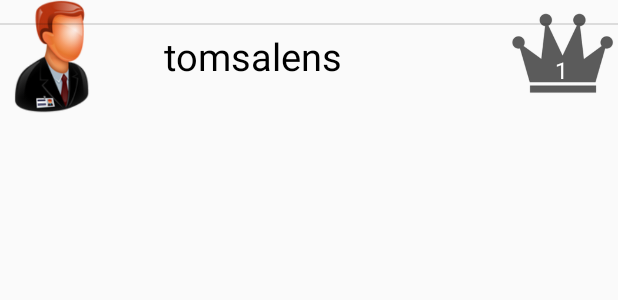
After one commit to tomandfelix/MyApplication, an Android app: the layout list_item_open_challenge.xml on its own in the app's theme, with its tools: preview values and no code run, on a phone screen of 412 x 824 dp. The commit adds this screen. Shown: the top 300 px of the screen. Run offline under Robolectric (Android 15) with nearby library versions, the phone set to English and light mode, and no system bars; network calls fail.

Commit message:
open challenge activity added with listview of oponents, description of challenge, and 2 buttons to start or decline the challenge

```diff
--- a/app/src/main/java/com/tomandfelix/stapp2/activity/ProfileView.java
+++ b/app/src/main/java/com/tomandfelix/stapp2/activity/ProfileView.java
@@ -288,7 +288,6 @@ public class ProfileView extends DrawerActivity {
 
     public void onPauseResume(View view) {
         if(pauseButton.getText().equals(PAUSE)) {
-            Log.e("onPauseResume", pauseButton.getText());
             app.getService().disconnectShimmer();
         } else {
             String sensor = DatabaseHelper.getInstance().getSensor();
--- /dev/null
+++ b/app/src/main/res/layout/list_item_open_challenge.xml
@@ -0,0 +1,56 @@
+<RelativeLayout  xmlns:android="http://schemas.android.com/apk/res/android"
+    android:layout_width="match_parent"
+    android:layout_height="wrap_content"
+    android:animateLayoutChanges="true" >
+
+    <ImageView
+        android:id="@+id/open_challenge_avatar"
+        android:layout_alignParentTop="true"
+        android:layout_alignParentLeft="true"
+        android:layout_width="75dp"
+        android:layout_height="75dp"
+        android:src="@drawable/avatar_manager_128"/>
+
+    <ImageView
+        android:id="@+id/challenger_rank_icon"
+        android:layout_alignParentTop="true"
+        android:layout_alignParentRight="true"
+        android:layout_width="75dp"
+        android:layout_height="75dp"
+        android:src="@drawable/icon_leaderboard"/>
+
+    <TextView
+        android:id="@+id/open_challenge_rank"
+        android:layout_width="wrap_content"
+        android:layout_height="wrap_content"
+        android:layout_alignLeft="@id/challenger_rank_icon"
+        android:layout_alignRight="@id/challenger_rank_icon"
+        android:layout_alignTop="@id/challenger_rank_icon"
+        android:layout_alignBottom="@id/challenger_rank_icon"
+        android:textSize="15sp"
+        android:textColor="@color/background"
+        android:layout_marginTop="18dp"
+        android:gravity="center"
+        android:text="1"/>
+
+    <TextView
+        android:id="@+id/open_challenge_username"
+        android:layout_width="match_parent"
+        android:layout_height="wrap_content"
+        android:textSize="25sp"
+        android:layout_toRightOf="@+id/challenger_avatar"
+        android:layout_marginLeft="@dimen/text_separation"
+        android:layout_toLeftOf="@id/challenger_rank_icon"
+        android:layout_marginRight="@dimen/text_separation"
+        android:layout_alignTop="@id/open_challenge_avatar"
+        android:layout_alignBottom="@id/open_challenge_avatar"
+        android:gravity="center"
+        android:text="tomsalens"/>
+    <View
+        android:id="@+id/prof_div_1"
+        android:layout_width="match_parent"
+        android:layout_height="1dp"
+        android:layout_marginTop="15dp"
+        android:layout_marginBottom="15dp"
+        android:background="@color/divider"/>
+</RelativeLayout>
--- a/app/src/main/res/values/strings.xml
+++ b/app/src/main/res/values/strings.xml
@@ -17,7 +17,6 @@
     <string name="title_activity_challenge_view">Challenges</string>
     <string name="title_activity_settings_view">Settings</string>
     <string name="title_activity_sensor_selection">Sensors</string>
-
     <string name="graph_daily_error">There is not yet any data available for today,\nplease connect a sensor and try again</string>
     <string name="graph_2week_error">There is note yet any data available for the last two weeks,\nplease try again tomorrow</string>
     <string name="graph_good_time">Good behavior time</string>
@@ -27,6 +26,7 @@
     <string name="graph_average_connection_time">Average duration</string>
     <string name="drawer_open">open</string>
     <string name="drawer_close">close</string>
+    <string name="challenge_oponent"><u>Oponent</u> </string>
 
     <string-array name="sideMenu">
         <item>Profile</item>
@@ -81,4 +81,8 @@
         <item>uncle_sam</item>
         <item>wizard</item>
     </string-array>
+
+    <string name="title_activity_open_challenge">OpenChallenge</string>
+    <string name="hello_world">Hello world!</string>
+
 </resources>
```
Also changed, not shown: app/src/main/AndroidManifest.xml (+21 -17 lines), app/src/main/java/com/tomandfelix/stapp2/activity/OpenChallenge.java (added, +128 -0 lines), app/src/main/java/com/tomandfelix/stapp2/activity/OpenChallengesFragment.java (+7 -1 lines), app/src/main/java/com/tomandfelix/stapp2/activity/StrangerView.java (+7 -0 lines), app/src/main/java/com/tomandfelix/stapp2/persistency/ServerHelper.java (+34 -0 lines), app/src/main/res/layout/activity_open_challenge.xml (added, +67 -0 lines).
